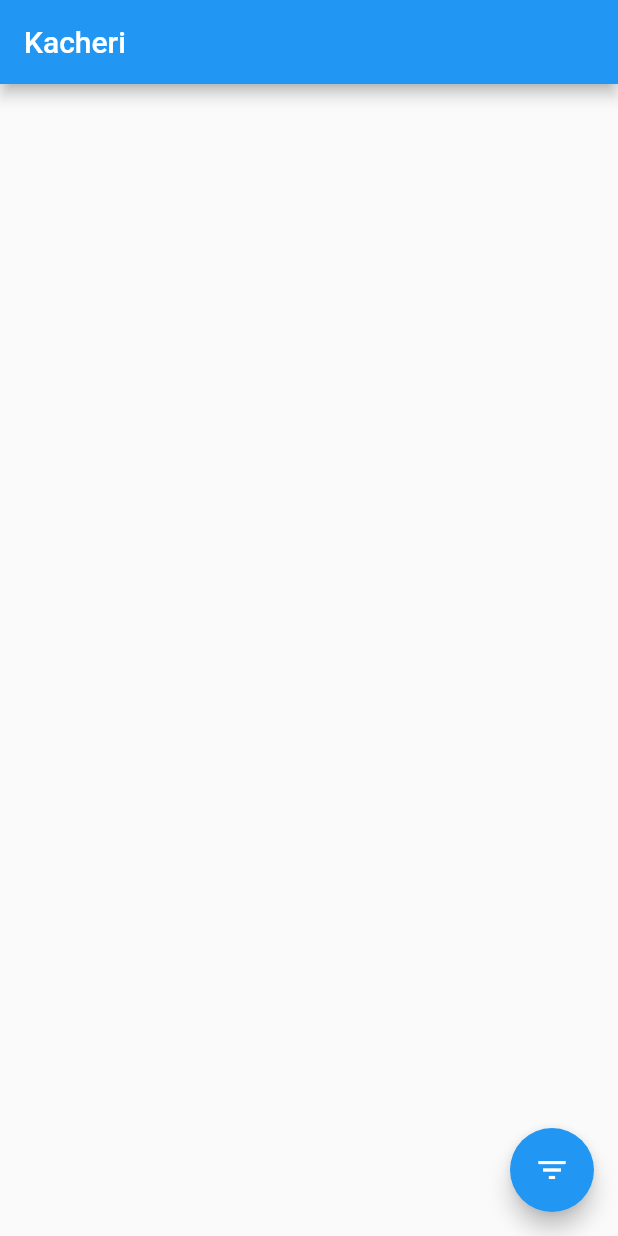
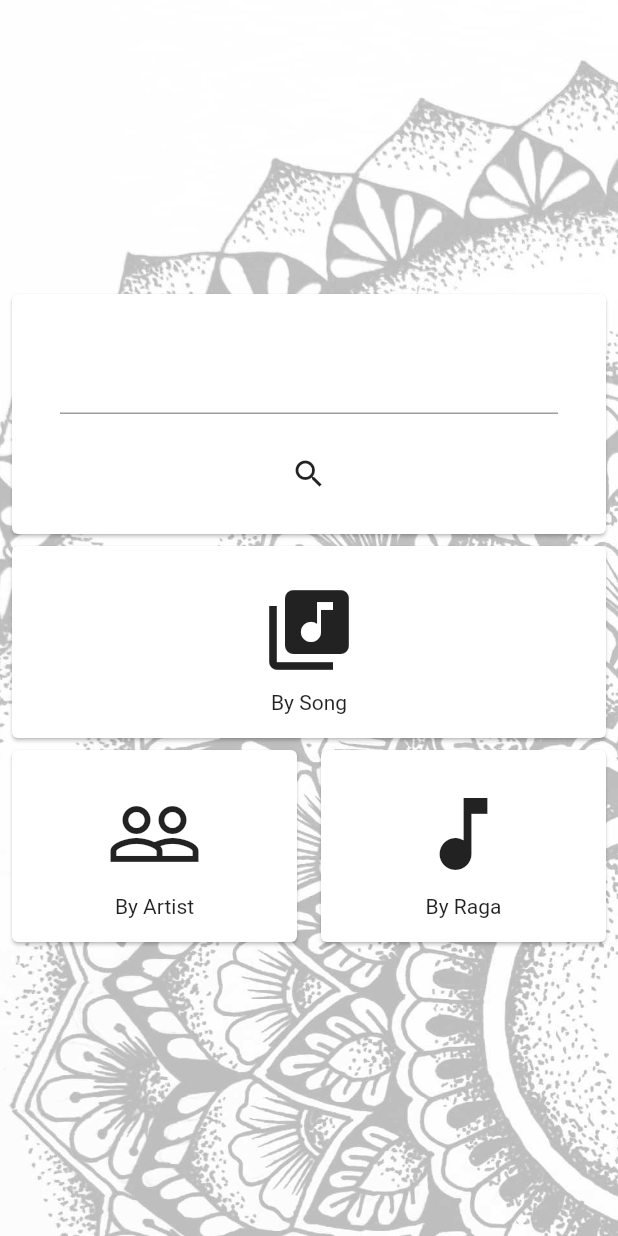
Before and after one commit to essuraj/kacheri, a Flutter app: the screen it shows after launch, on a phone screen of 412 x 824 dp. Run offline on Flutter 3.47's test engine with Material 2 defaults, Android fonts, the light colour scheme and no system bars; our stand-ins replace sqflite; accounts and stored records are empty.

Commit message:
added different homescreen

```diff
--- a/lib/main.dart
+++ b/lib/main.dart
@@ -1,4 +1,5 @@
 import 'package:flutter/material.dart';
+import 'package:kacheri/pages/HomePage.dart';
 import 'package:kacheri/pages/SongsPage.dart';
 
 void main() async => runApp(MyApp());
@@ -11,7 +12,12 @@
       theme: ThemeData(
         primarySwatch: Colors.blue,
       ),
-      home: SongsPage(title: 'Kacheri'),
+      routes: {
+        // When navigating to the "/" route, build the FirstScreen widget.
+        '/': (context) => HomePage(),
+        // When navigating to the "/second" route, build the SecondScreen widget.
+        '/all-songs': (context) => SongsPage(),
+      },
     );
   }
 }
--- /dev/null
+++ b/lib/pages/HomePage.dart
@@ -0,0 +1,115 @@
+import 'package:flutter/material.dart';
+
+class HomePage extends StatefulWidget {
+  HomePage({Key key}) : super(key: key);
+
+  @override
+  _HomePageState createState() => _HomePageState();
+}
+
+class _HomePageState extends State<HomePage> {
+  @override
+  Widget build(BuildContext context) {
+    return Scaffold(
+      body: SafeArea(
+        child: Container(
+          decoration: BoxDecoration(
+            image: DecorationImage(
+              image: AssetImage("assets/sow-mandala-part.jpg"),
+              fit: BoxFit.cover,
+            ),
+          ),
+          child: Column(
+            mainAxisAlignment: MainAxisAlignment.center,
+            crossAxisAlignment: CrossAxisAlignment.center,
+            children: <Widget>[
+              Card(
+                child: Container(
+                  padding: EdgeInsets.all(16),
+                  width: MediaQuery.of(context).size.width - 16,
+                  alignment: Alignment.center,
+                  child: Column(
+                    children: <Widget>[
+                      Padding(
+                          padding: EdgeInsets.all(16), child: TextFormField()),
+                      IconButton(
+                        icon: Icon(Icons.search),
+                        onPressed: () {},
+                      ),
+                    ],
+                  ),
+                ),
+              ),
+              Card(
+                child: InkWell(
+                  onTap: () => Navigator.pushNamed(context, '/all-songs'),
+                  child: Container(
+                    padding: EdgeInsets.all(16),
+                    width: MediaQuery.of(context).size.width - 16,
+                    alignment: Alignment.center,
+                    child: Column(
+                      children: <Widget>[
+                        Padding(
+                          padding: EdgeInsets.all(8),
+                          child: Icon(
+                            Icons.library_music,
+                            size: 64,
+                          ),
+                        ),
+                        Text("By Song"),
+                      ],
+                    ),
+                  ),
+                ),
+              ),
+              Row(
+                mainAxisAlignment: MainAxisAlignment.spaceAround,
+                crossAxisAlignment: CrossAxisAlignment.center,
+                children: <Widget>[
+                  Card(
+                    child: Container(
+                      padding: EdgeInsets.all(16),
+                      width: MediaQuery.of(context).size.width / 2 - 16,
+                      alignment: Alignment.center,
+                      child: Column(
+                        children: <Widget>[
+                          Padding(
+                            padding: EdgeInsets.all(8),
+                            child: Icon(
+                              Icons.people_outline,
+                              size: 64,
+                            ),
+                          ),
+                          Text("By Artist"),
+                        ],
+                      ),
+                    ),
+                  ),
+                  Card(
+                    child: Container(
+                      padding: EdgeInsets.all(16),
+                      width: MediaQuery.of(context).size.width / 2 - 16,
+                      alignment: Alignment.center,
+                      child: Column(
+                        children: <Widget>[
+                          Padding(
+                            padding: EdgeInsets.all(8),
+                            child: Icon(
+                              Icons.music_note,
+                              size: 64,
+                            ),
+                          ),
+                          Text("By Raga"),
+                        ],
+                      ),
+                    ),
+                  )
+                ],
+              )
+            ],
+          ),
+        ),
+      ),
+    );
+  }
+}
--- a/lib/pages/SongsPage.dart
+++ b/lib/pages/SongsPage.dart
@@ -1,11 +1,9 @@
 import 'package:flutter/material.dart';
-import 'package:kacheri/songs.dart';
-import '../repository.dart';
+import 'package:kacheri/models/songs.dart';
+import 'package:kacheri/services/repository.dart';
 
 class SongsPage extends StatefulWidget {
-  SongsPage({Key key, this.title}) : super(key: key);
-
-  final String title;
+  SongsPage({Key key}) : super(key: key);
 
   @override
   _SongsPageState createState() => _SongsPageState();
@@ -33,22 +31,18 @@
   Widget build(BuildContext context) {
     return Scaffold(
       appBar: AppBar(
-        title: Text(widget.title),
+        title: Text("All Songs"),
       ),
       body: Container(
           child: ListView.builder(
               itemCount: this.songs.length,
               itemBuilder: (BuildContext ctxt, int index) {
                 return ListTile(
+                  // onTap: ,
                   title: Text(this.songs[index].name),
                   subtitle: Text(this.songs[index].author),
                 );
               })),
-      floatingActionButton: FloatingActionButton(
-        tooltip: 'Increment',
-        child: Icon(Icons.filter_list),
-        onPressed: () {},
-      ), // This trailing comma makes auto-formatting nicer for build methods.
     );
   }
 }
--- a/lib/repository.dart
+++ b/lib/services/repository.dart
@@ -1,6 +1,6 @@
 import 'package:flutter/foundation.dart';
 import 'package:flutter/services.dart' show rootBundle;
-import 'package:kacheri/songs.dart';
+import 'package:kacheri/models/songs.dart';
 import 'package:sqflite/sqflite.dart';
 
 final String tableSong = 'songs';
--- a/pubspec.yaml
+++ b/pubspec.yaml
@@ -44,6 +44,7 @@
   # To add assets to your application, add an assets section, like this:
   assets:
    - assets/op-song.json
+   - assets/sow-mandala-part.jpg
   #  - images/a_dot_ham.jpeg
 
   # An image asset can refer to one or more resolution-specific "variants", see
```
Also changed, not shown: assets/sow-mandala-part.jpg (added), lib/models/songs.dart (renamed from lib/songs.dart).
